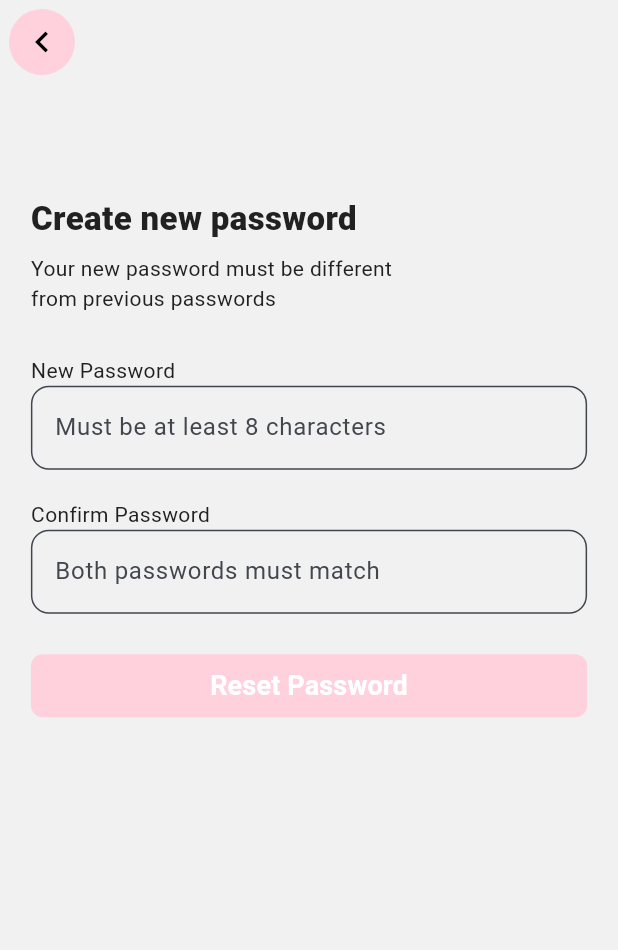
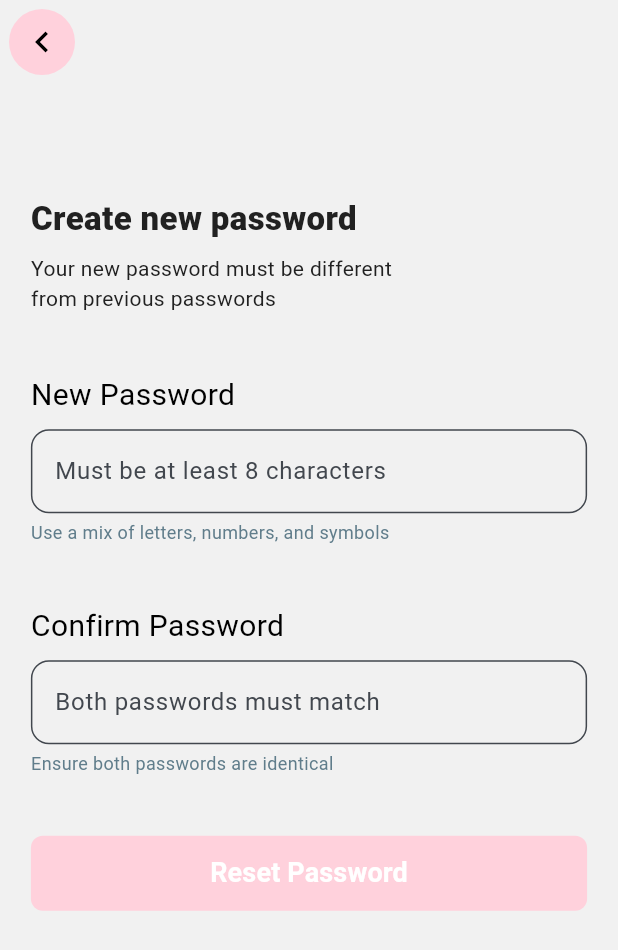
Before and after one commit to Ellis-Ayikwei/bytedev-mobile, a Flutter app: the PasswordReset screen opened by its route, on a phone screen of 412 x 824 dp. Shown: the top 950 px of the screen. Run offline on Flutter 3.47's test engine with Material 3 defaults, Android fonts, the phone set to English and light mode, and no system bars; our stand-ins replace bottom_navy_bar, dio, flutter_redux, get, pin_code_fields, redux and 1 more; generated files the repository leaves out were written again.

```diff
--- a/lib/app/views/password_reset.dart
+++ b/lib/app/views/password_reset.dart
@@ -24,7 +24,11 @@ class PasswordReset extends StatelessWidget {
         final phoneController = TextEditingController();
         final passwordController = TextEditingController();
 
-        return Scaffold(
+        return GestureDetector(
+          onTap: () {
+            FocusScope.of(context).unfocus();
+          },
+          child: Scaffold(
             appBar: AppBar(
               backgroundColor: Colors.transparent,
               foregroundColor: AppTheme.softWhite,
@@ -58,7 +62,7 @@ class PasswordReset extends StatelessWidget {
                           fontWeight: FontWeight.w900,
                         ),
                       ),
-                    SizedBox(height: 8.0),
+                      const SizedBox(height: 8.0),
                       Text(
                         'Your new password must be different\nfrom previous passwords',
                         style: TextStyle(
@@ -66,60 +70,62 @@ class PasswordReset extends StatelessWidget {
                           fontWeight: FontWeight.w400,
                         ),
                       ),
-                    SizedBox(height: 24.0), // Slightly less space than before
-                    SizedBox(height: 4.0), // Reduce space
+                      const SizedBox(height: 40),
                       AppTextField(
                         labelText: "New Password",
-                      labelStyle: TextStyle(
-                        color: Colors.black, // Darken label text
-                        fontSize: 20, // Smaller label text
-                        fontWeight: FontWeight.w500,
+                        labelStyle: const TextStyle(
+                          color: Colors.black,
+                          fontSize: 20,
+                          fontWeight: FontWeight.normal,
                         ),
                         hintText: 'Must be at least 8 characters',
+                        bottomText: 'Use a mix of letters, numbers, and symbols', // Add bottom text
+                        bottomTextStyle: const TextStyle(
+                          color: Colors.blueGrey,
+                          fontSize: 12.0,
+                        ), // Customize bottom text style
                         controller: phoneController,
                         keyboardType: TextInputType.text,
                         obscureText: true,
                       ),
-
-                    SizedBox(height: 16.0), // Adjust space between fields
-
-                    // Confirm Password
-
-                    SizedBox(height: 4.0), // Reduce space
+                      const SizedBox(height: 40),
                       AppTextField(
                         labelText: "Confirm Password",
-                      labelStyle: TextStyle(
-                        color: Colors.black, // Darken label text
+                        labelStyle: const TextStyle(
+                          color: Colors.black,
                           fontSize: 20,
-                        fontWeight: FontWeight.bold,
+                          fontWeight: FontWeight.normal,
                         ),
                         hintText: 'Both passwords must match',
+                        bottomText: 'Ensure both passwords are identical', // Add bottom text
+                        bottomTextStyle: const TextStyle(
+                          color: Colors.blueGrey,
+                          fontSize: 12.0,
+                        ), // Customize bottom text style
                         keyboardType: TextInputType.visiblePassword,
                         controller: passwordController,
                         obscureText: true,
                       ),
-
-                    SizedBox(height: 24.0), // Adjust button spacing
-
-                    // Button
+                      const SizedBox(height: 40),
                       AppButton(
-                      text: 'Reset Password', // Match Figma text
+                        height: 50,
+                        text: 'Reset Password',
                         isLoading: authState.isLoading,
                         shape: RoundedRectangleBorder(
-                        borderRadius:
-                            BorderRadius.circular(8), // Add softer corners
+                          borderRadius: BorderRadius.circular(8),
                         ),
-                      buttonTextStyle: TextStyle(
+                        buttonTextStyle: const TextStyle(
                           color: Colors.white,
                           fontWeight: FontWeight.bold,
-                        fontSize: 18, // Reduce button font size
+                          fontSize: 18,
                         ),
                         onPressed: () {
-                        Get.toNamed('/home');
+                          Get.toNamed('/login');
                         },
                         width: double.infinity,
                       ),
                     ],
+                  ),
                 ),
               ),
             ),
--- a/lib/app/views/verify_email.dart
+++ b/lib/app/views/verify_email.dart
@@ -73,6 +73,7 @@ class VerifyEmail extends StatelessWidget {
                           ),
                           SizedBox(height: screenSize.height * 0.05),
                           CustomPinField(),
+                          // TestOtp(),
                           SizedBox(height: screenSize.height * 0.01),
                           if (authState.error != null)
                             Padding(
--- a/lib/core/widgets/app_button.dart
+++ b/lib/core/widgets/app_button.dart
@@ -11,6 +11,7 @@ class AppButton extends StatelessWidget {
   final OutlinedBorder? shape;
   final TextStyle? buttonTextStyle;
   final double? width;
+  final double? height;
 
   const AppButton(
       {super.key,
@@ -21,6 +22,7 @@ class AppButton extends StatelessWidget {
       this.textStyle,
       this.shape,
       this.width,
+      this.height,
       this.buttonTextStyle});
 
   @override
@@ -28,6 +30,7 @@ class AppButton extends StatelessWidget {
     final colors = Theme.of(context).colorScheme;
 
     return SizedBox(
+      height: height,
       width: width,
       child: TextButton(
         onPressed: isLoading ? null : onPressed,
@@ -44,10 +47,8 @@ class AppButton extends StatelessWidget {
                     ),
               )
             : TextButton.styleFrom(
-                backgroundColor:
-                    AppTheme.primary, // Deep Blue background for filled
-                foregroundColor:
-                    Colors.white, // White text color for filled button
+                backgroundColor:AppTheme.primary, // Deep Blue background for filled
+                foregroundColor:Colors.white, // White text color for filled button
                 shape: shape ??
                     RoundedRectangleBorder(
                       borderRadius:
@@ -58,12 +59,14 @@ class AppButton extends StatelessWidget {
             ? const CircularProgressIndicator(
                 color: Colors.white, // White progress indicator
               )
-            : Text(text,
+            : Text(
+                text,
                 style: buttonTextStyle ??
                     TextStyle(
                       color: isOutlined ? colors.primary : Colors.white,
                       fontSize: 16,
-                    )),
+                    ),
+              ),
       ),
     );
   }
@@ -118,3 +121,29 @@ class CustomPinField extends StatelessWidget {
     );
   }
 }
+
+
+// class TestOtp extends StatelessWidget {
+//   TestOtp({super.key});
+
+//   // final _otpPinFieldController = GlobalKey<OtpPinFieldState>();
+//   TextEditingController otpController = TextEditingController();
+
+//   @override
+//   Widget build(BuildContext context) {
+//     return SizedBox(
+//       child: OtpPinField(
+//         controller: otpController,
+//         maxLength: 6,
+//         otpPinFieldStyle:OtpPinFieldStyle(
+//          activeFieldBackgroundColor:  Colors.pink,
+//          defaultFieldBorderColor: AppTheme.primary,
+//          activeFieldBorderColor: Colors.pinkAccent,
+//          filledFieldBorderColor:Colors.white
+//         ),
+//         onSubmit: (String text) {},
+//         onChange: (String text) {},
+//       ),
+//     );
+//   }
+// }
--- a/lib/core/widgets/app_text_field.dart
+++ b/lib/core/widgets/app_text_field.dart
@@ -5,6 +5,8 @@ class AppTextField extends StatelessWidget {
   final String labelText;
   final TextStyle? labelStyle;
   final String? hintText;
+  final String? bottomText;
+  final TextStyle? bottomTextStyle;
   final TextEditingController controller;
   final bool obscureText;
   final TextInputType keyboardType;
@@ -19,6 +21,8 @@ class AppTextField extends StatelessWidget {
     this.validator,
     this.hintText,
     this.labelStyle,
+    this.bottomText,
+    this.bottomTextStyle,
   });
 
   @override
@@ -28,7 +32,11 @@ class AppTextField extends StatelessWidget {
     return Column(
       crossAxisAlignment: CrossAxisAlignment.start,
       children: [
-        Text(labelText),
+        Text(
+          labelText,
+          style: labelStyle,
+        ),
+        const SizedBox(height: 8.0),
         TextFormField(
           controller: controller,
           obscureText: obscureText,
@@ -36,19 +44,30 @@ class AppTextField extends StatelessWidget {
           validator: validator,
           decoration: InputDecoration(
             hintText: hintText,
-              labelStyle: labelStyle,
             border: OutlineInputBorder(
               borderRadius: BorderRadius.circular(12.0),
             ),
             focusedBorder: OutlineInputBorder(
               borderRadius: BorderRadius.circular(12.0),
-                borderSide: BorderSide(
+              borderSide: const BorderSide(
                 color: AppTheme.primary,
                 width: 2.0,
                 style: BorderStyle.solid,
               ),
-              )),
             ),
+          ),
+        ),
+        if (bottomText != null) ...[
+          const SizedBox(height: 4.0),
+          Text(
+            bottomText!,
+            style: bottomTextStyle ??
+                TextStyle(
+                  fontSize: 12.0,
+                  color: colors.onSurface.withOpacity(0.6),
+                ),
+          ),
+        ],
       ],
     );
   }
--- a/pubspec.yaml
+++ b/pubspec.yaml
@@ -22,6 +22,7 @@ dependencies:
   smooth_page_indicator: ^1.2.0+3
   flutter_signin_button: ^2.0.0
   pin_code_fields: ^8.0.1
+  otp_pin_field: ^1.4.0
 
 dev_dependencies:
   flutter_test:
```
Also changed, not shown: pubspec.lock, 4 other files. Lines whose indentation alone changed are shown as unchanged.
